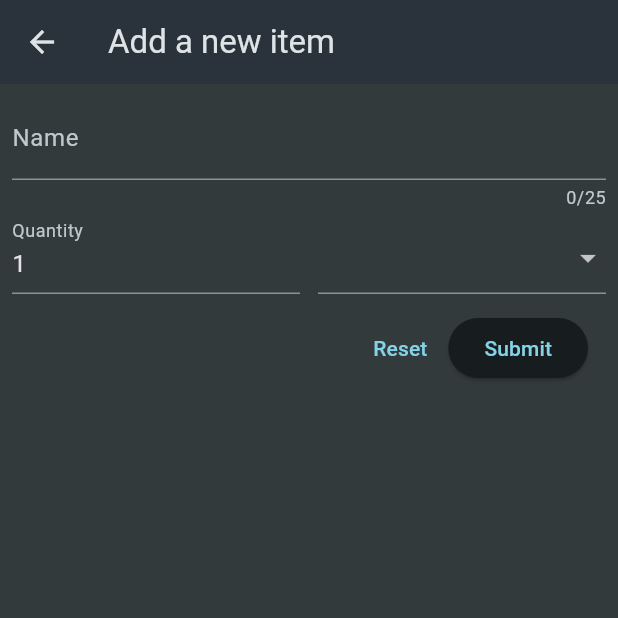
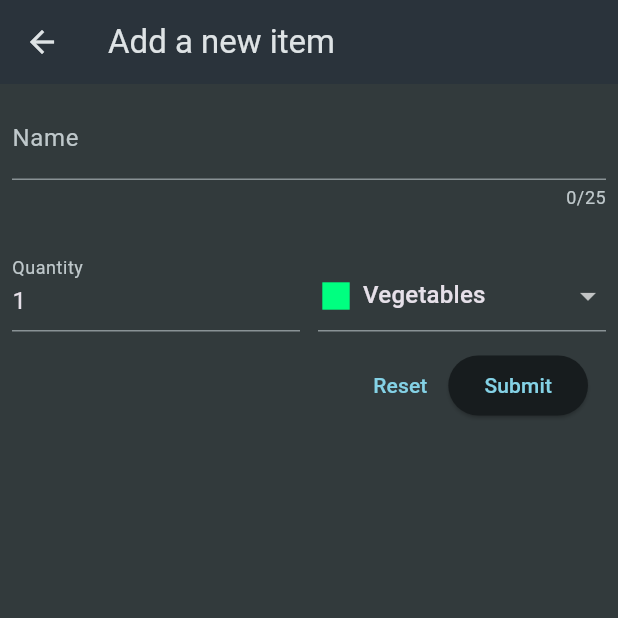
Before and after one commit to loremm34/shopping_list, a Flutter app: the screen it shows after launch, after a tap on the "add" icon, on a phone screen of 412 x 824 dp, the top half of it. Run offline on Flutter 3.47's test engine with Material 3 defaults, Android fonts, the phone set to English and light mode, and no system bars.

Commit message:
add and remove functions added

```diff
--- a/lib/main.dart
+++ b/lib/main.dart
@@ -22,7 +22,7 @@ class MyApp extends StatelessWidget {
         ),
         scaffoldBackgroundColor: const Color.fromARGB(255, 50, 58, 60),
       ),
-      home: GroceriesList(),
+      home: const GroceriesList(),
     );
   }
 }
--- a/lib/screens/groceries_list.dart
+++ b/lib/screens/groceries_list.dart
@@ -1,7 +1,7 @@
 import 'package:flutter/material.dart';
-import 'package:shopping_list/widgets/GroceryItemWidget.dart';
-import 'package:shopping_list/data/dummy_items.dart';
+import 'package:shopping_list/widgets/grocery_item_widget.dart';
 import 'package:shopping_list/screens/new_item_screen.dart';
+import 'package:shopping_list/models/grocery_item.dart';
 
 class GroceriesList extends StatefulWidget {
   const GroceriesList({super.key});
@@ -11,14 +11,31 @@ class GroceriesList extends StatefulWidget {
 }
 
 class _GroceriesListState extends State<GroceriesList> {
-  void _addItem() {
-    Navigator.of(context).push(
+  final List<GroceryItem> _groceryList = [];
+
+  void _addItem() async {
+    final newItem = await Navigator.of(context).push<GroceryItem>(
       MaterialPageRoute(
         builder: (ctx) {
-          return NewItemScreen();
+          return const NewItemScreen();
         },
       ),
     );
+    if (newItem == null) {
+      return;
+    }
+
+    _groceryList.add(newItem);
+    setState(() {});
+  }
+
+  void _removeItem(GroceryItem groceryItem) {
+    // final _groceryItemIndex = _groceryList.indexOf(grocery_item);
+
+    setState(() {
+      _groceryList.remove(groceryItem);
+    });
+    print("removed");
   }
 
   @override
@@ -36,15 +53,25 @@ class _GroceriesListState extends State<GroceriesList> {
           )
         ],
       ),
-      body: ListView.builder(
-        itemCount: groceryItems.length,
+      body: _groceryList.isEmpty
+          ? const Center(
+              child: Text("No items yet"),
+            )
+          : ListView.builder(
+              itemCount: _groceryList.length,
               itemBuilder: (context, index) {
-          return Padding(
+                return Dismissible(
+                  key: ValueKey(_groceryList[index].id),
+                  onDismissed: (direction) {
+                    _removeItem(_groceryList[index]);
+                  },
+                  child: Padding(
                     padding: const EdgeInsets.all(12),
                     child: GroceryitemWidget(
-              name: groceryItems[index].name,
-              quantity: groceryItems[index].quantity.toString(),
-              categoryColor: groceryItems[index].category.color,
+                      name: _groceryList[index].name,
+                      quantity: _groceryList[index].quantity.toString(),
+                      categoryColor: _groceryList[index].category.color,
+                    ),
                   ),
                 );
               },
--- a/lib/screens/new_item_screen.dart
+++ b/lib/screens/new_item_screen.dart
@@ -1,5 +1,7 @@
 import 'package:flutter/material.dart';
 import 'package:shopping_list/data/categories.dart';
+import 'package:shopping_list/models/category.dart';
+import 'package:shopping_list/models/grocery_item.dart';
 
 class NewItemScreen extends StatefulWidget {
   const NewItemScreen({super.key});
@@ -10,9 +12,22 @@ class NewItemScreen extends StatefulWidget {
 
 class _NewItemScreenState extends State<NewItemScreen> {
   final _formKey = GlobalKey<FormState>();
+  var _enteredValue = '';
+  var _enteredQuantity = 1;
+  var _selectedCategory = categories[Categories.vegetables]!;
 
   void _saveItem() {
-    _formKey.currentState!.validate();
+    if (_formKey.currentState!.validate()) {
+      _formKey.currentState!.save();
+      Navigator.of(context).pop(
+        GroceryItem(
+          id: DateTime.now().toString(),
+          name: _enteredValue,
+          quantity: _enteredQuantity,
+          category: _selectedCategory,
+        ),
+      );
+    }
   }
 
   void _resetForm() {
@@ -44,6 +59,12 @@ class _NewItemScreenState extends State<NewItemScreen> {
                     return "Must be between 1 and 50 characters";
                   return null;
                 },
+                onSaved: (value) {
+                  _enteredValue = value!;
+                },
+              ),
+              const SizedBox(
+                height: 25,
               ),
               Row(
                 crossAxisAlignment: CrossAxisAlignment.end,
@@ -54,7 +75,7 @@ class _NewItemScreenState extends State<NewItemScreen> {
                         label: Text('Quantity'),
                       ),
                       keyboardType: TextInputType.number,
-                      initialValue: '1',
+                      initialValue: _enteredQuantity.toString(),
                       validator: (value) {
                         if (value == null ||
                             value.isEmpty ||
@@ -63,6 +84,9 @@ class _NewItemScreenState extends State<NewItemScreen> {
                           return "Quantity must be a positive number";
                         return null;
                       },
+                      onSaved: (value) {
+                        _enteredQuantity = int.parse(value!);
+                      },
                     ),
                   ),
                   const SizedBox(
@@ -70,6 +94,7 @@ class _NewItemScreenState extends State<NewItemScreen> {
                   ),
                   Expanded(
                     child: DropdownButtonFormField(
+                      value: _selectedCategory,
                       items: [
                         for (final category in categories.entries)
                           DropdownMenuItem(
@@ -88,7 +113,11 @@ class _NewItemScreenState extends State<NewItemScreen> {
                             ),
                           )
                       ],
-                      onChanged: (value) {},
+                      onChanged: (value) {
+                        setState(() {
+                          _selectedCategory = value!;
+                        });
+                      },
                     ),
                   )
                 ],
--- a/lib/widgets/GroceryItemWidget.dart
+++ b/lib/widgets/grocery_item_widget.dart
@@ -1,6 +1,4 @@
 import 'package:flutter/material.dart';
-import 'package:shopping_list/models/category.dart';
-import 'package:shopping_list/models/grocery_item.dart';
 
 class GroceryitemWidget extends StatelessWidget {
   const GroceryitemWidget(
```
Also changed, not shown: lib/data/dummy_items.dart (deleted, +0 -24 lines). Lines whose indentation alone changed are shown as unchanged.
